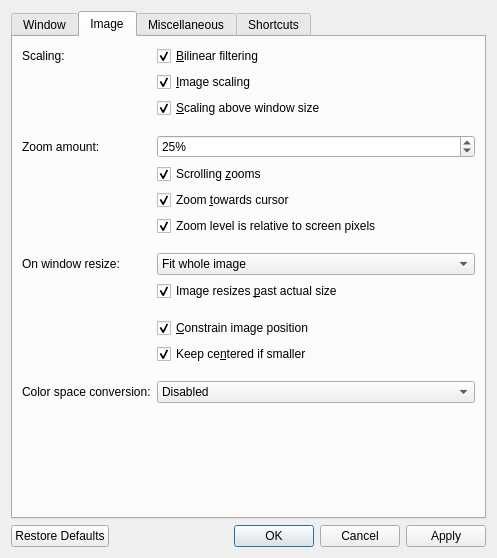
Above: src/qvoptionsdialog.ui from jurplel/qView before the change. Below: the same form after it.
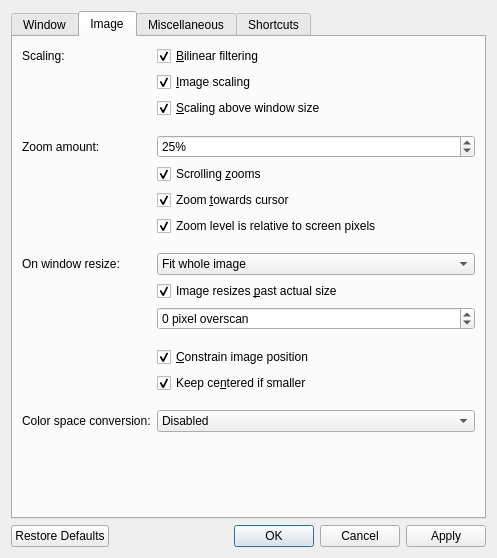
That is the form after the change. The open tabs and pages were chosen to show the change.

Commit message: Make the overscan amount (when fitting image) configurable

Patch:
```diff
--- a/src/qvoptionsdialog.ui
+++ b/src/qvoptionsdialog.ui
@@ -442,6 +442,19 @@
          </property>
         </widget>
        </item>
+       <item row="11" column="1">
+        <widget class="QSpinBox" name="fitOverscanSpinBox">
+         <property name="suffix">
+          <string> pixel overscan</string>
+         </property>
+         <property name="minimum">
+          <number>-5</number>
+         </property>
+         <property name="maximum">
+          <number>5</number>
+         </property>
+        </widget>
+       </item>
        <item row="9" column="1">
         <widget class="QComboBox" name="cropModeComboBox">
          <property name="sizePolicy">
@@ -506,20 +519,20 @@
          </property>
         </widget>
        </item>
-       <item row="11" column="1">
-        <spacer name="horizontalSpacer_9">
-         <property name="orientation">
-          <enum>Qt::Horizontal</enum>
-         </property>
-         <property name="sizeHint" stdset="0">
-          <size>
-           <width>40</width>
-           <height>5</height>
-          </size>
-         </property>
-        </spacer>
-       </item>
        <item row="12" column="1">
+        <spacer name="horizontalSpacer_9">
+         <property name="orientation">
+          <enum>Qt::Horizontal</enum>
+         </property>
+         <property name="sizeHint" stdset="0">
+          <size>
+           <width>40</width>
+           <height>5</height>
+          </size>
+         </property>
+        </spacer>
+       </item>
+       <item row="13" column="1">
         <widget class="QCheckBox" name="constrainImagePositionCheckbox">
          <property name="text">
           <string>&amp;Constrain image position</string>
@@ -529,7 +542,7 @@
          </property>
         </widget>
        </item>
-       <item row="13" column="1">
+       <item row="14" column="1">
         <widget class="QCheckBox" name="constrainCentersSmallImageCheckbox">
          <property name="text">
           <string>Keep ce&amp;ntered if smaller</string>
@@ -539,7 +552,7 @@
          </property>
         </widget>
        </item>
-       <item row="14" column="1">
+       <item row="15" column="1">
         <spacer name="horizontalSpacer_10">
          <property name="orientation">
           <enum>Qt::Horizontal</enum>
@@ -552,14 +565,14 @@
          </property>
         </spacer>
        </item>
-       <item row="15" column="0">
+       <item row="16" column="0">
         <widget class="QLabel" name="colorSpaceConversionLabel">
          <property name="text">
           <string>Color space conversion:</string>
          </property>
         </widget>
        </item>
-       <item row="15" column="1">
+       <item row="16" column="1">
         <widget class="QComboBox" name="colorSpaceConversionComboBox">
          <property name="sizePolicy">
           <sizepolicy hsizetype="Preferred" vsizetype="Preferred">
```
The commit also changes 5 other files.
